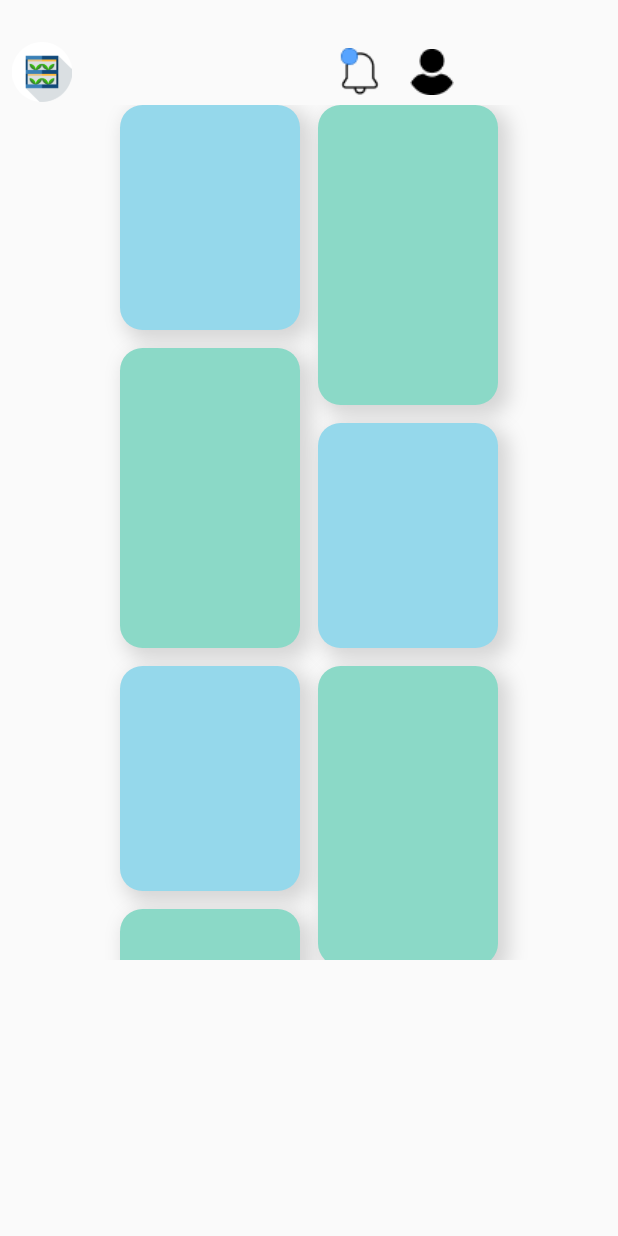
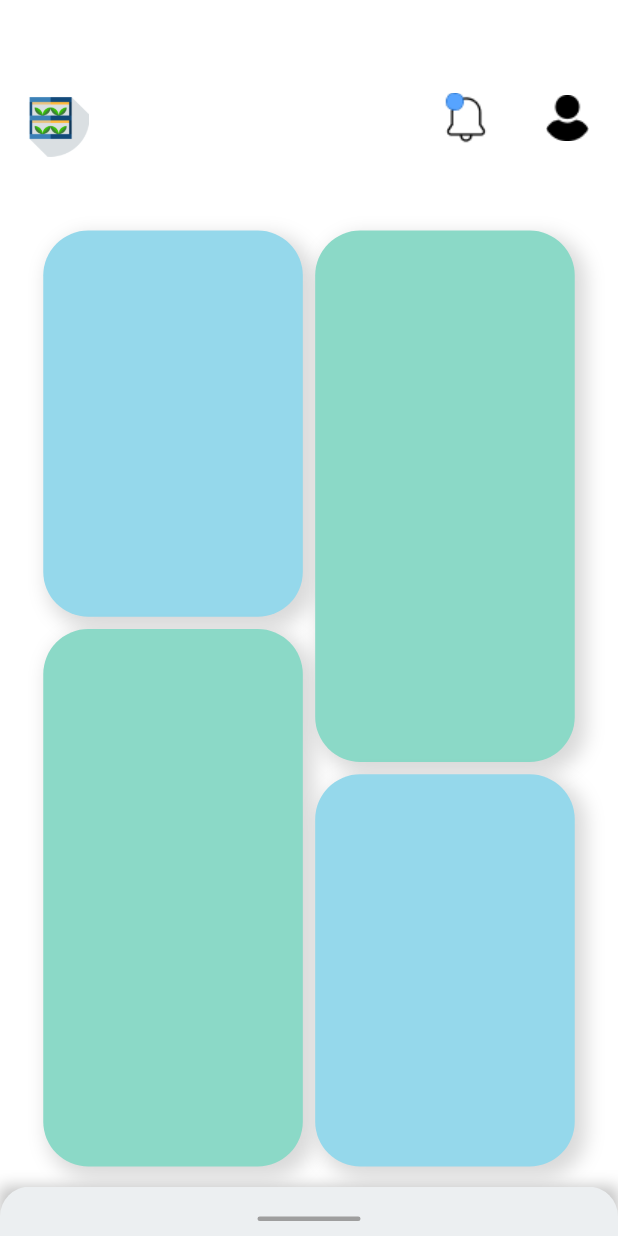
Before and after one commit to shadmanee/hydroferma2, a Flutter app: the DashBoard screen opened directly, on a phone screen of 412 x 824 dp. Run offline on Flutter 3.47's test engine with Material 2 defaults, Android fonts, the phone set to English and light mode, and no system bars; drawn by our look-alikes of sliding_up_panel; our stand-ins replace flutter_animation_progress_bar, flutter_spinkit.

Commit message:
Dashboard w Sliding Up Panel
9.12.2022, 10.14 am

```diff
--- a/lib/main.dart
+++ b/lib/main.dart
@@ -1,4 +1,5 @@
 import 'dart:async';
+import 'package:hydroferma2/pages/checkslidingpanel.dart';
 import 'package:hydroferma2/pages/dashboard.dart';
 import 'package:hydroferma2/pages/login.dart';
 import 'package:hydroferma2/pages/loginsignup.dart';
@@ -15,7 +16,7 @@ import 'package:flutter_animation_progress_bar/flutter_animation_progress_bar.da
 
 // import 'package:google_fonts/google_fonts.dart';
 void main() {
-  runApp(MaterialApp(title: 'Hydrofermah', home: Land()));
+  runApp(MaterialApp(title: 'Hydrofermah', home: DashBoard()));
 }
 
 class Land extends StatefulWidget {
--- a/lib/pages/dashboard.dart
+++ b/lib/pages/dashboard.dart
@@ -8,6 +8,9 @@ import 'package:hydroferma2/pages/notification.dart';
 import 'package:hydroferma2/pages/power.dart';
 import 'package:hydroferma2/pages/settings.dart';
 import 'package:hydroferma2/pages/water&nutrient.dart';
+import 'package:sliding_up_panel/sliding_up_panel.dart';
+
+var h, w, s;
 
 class DashBoard extends StatefulWidget {
   const DashBoard({Key? key}) : super(key: key);
@@ -20,11 +23,12 @@ class _DashBoardState extends State<DashBoard> {
   GlobalKey<ScaffoldState> _scaffoldKey = GlobalKey<ScaffoldState>();
   @override
   Widget build(BuildContext context) {
-    var h = MediaQuery.of(context).size.height;
-    var w = MediaQuery.of(context).size.width;
-    var s = MediaQuery.of(context).size.aspectRatio;
+    h = MediaQuery.of(context).size.height;
+    w = MediaQuery.of(context).size.width;
+    s = MediaQuery.of(context).size.aspectRatio;
     return Scaffold(
         key: _scaffoldKey,
+        backgroundColor: Colors.white,
         drawer: Container(
           width: w / 1.25,
           child: Drawer(
@@ -244,25 +248,43 @@ class _DashBoardState extends State<DashBoard> {
             )),
           ),
         ),
+        body: SlidingUpPanel(
+          color: Colors.transparent,
+          minHeight: h / 25,
+          panel: Container(
+            decoration: BoxDecoration(
+                color: Colors.blueGrey[50],
+                borderRadius: BorderRadius.only(
+                    topLeft: Radius.circular(20),
+                    topRight: Radius.circular(20))),
+            child: Column(
+              mainAxisSize: MainAxisSize.min,
+              children: [BarIndicator(), Container()],
+            ),
+          ),
           body: Container(
             padding: EdgeInsets.only(top: 20),
             child: Stack(
               children: [
+                Column(
+                  children: [
+                    SizedBox(height: h / 33),
                     Row(
                       children: <Widget>[
                         Container(
                           child: IconButton(
-                    iconSize: 40,
+                            iconSize: w / 8,
                             icon: Image.asset('images/logo-white.png'),
                             onPressed: () {
                               _scaffoldKey.currentState!.openDrawer();
                             },
                           ),
                         ),
-                SizedBox(width: 160),
+                        Expanded(child: Container()),
                         Container(
                           child: IconButton(
                             icon: Image.asset('images/noti.png'),
+                            iconSize: w / 8,
                             onPressed: () {
                               Route route = MaterialPageRoute(
                                   builder: (context) => Notifications());
@@ -273,6 +295,7 @@ class _DashBoardState extends State<DashBoard> {
                         Container(
                           child: IconButton(
                             icon: Image.asset('images/user.png'),
+                            iconSize: w / 8,
                             onPressed: () {
                               Route route = MaterialPageRoute(
                                   builder: (context) => UserAccount());
@@ -282,23 +305,11 @@ class _DashBoardState extends State<DashBoard> {
                         )
                       ],
                     ),
-            Column(children: <Widget>[
-              Container(
-                  margin: EdgeInsets.only(top: 50),
-                  height: 570,
-                  child: ListView(
-                    children: <Widget>[_dashBoardRow(), _dashBoardRow()],
-                  ))
-            ])
-          ],
-        ),
-      ),
-    );
-  }
-}
-
-Widget _dashBoardRow() {
-  return Column(
+                    Center(
+                        child: Container(
+                            child: Container(
+                      margin: EdgeInsets.only(top: w * 0.1),
+                      child: Column(
                         children: <Widget>[
                           Row(
                             children: <Widget>[
@@ -307,7 +318,7 @@ Widget _dashBoardRow() {
                                 children: <Widget>[
                                   Container(
                                     decoration: BoxDecoration(
-                    borderRadius: BorderRadius.circular(15),
+                                        borderRadius: BorderRadius.circular(30),
                                         color: Color(0xff95D8EB),
                                         boxShadow: [
                                           BoxShadow(
@@ -320,16 +331,15 @@ Widget _dashBoardRow() {
                                             spreadRadius: 2.0,
                                           ), //BoxShadow
                                         ]),
-                margin: EdgeInsets.only(right: 6, bottom: 12),
-                height: 150,
-                width: 120,
+                                    margin: EdgeInsets.only(
+                                        right: w * 0.01, bottom: w * 0.02),
+                                    height: h / 3.2,
+                                    width: w * 0.42,
                                   ),
+                                  // 0xff8BD9C7
                                   Container(
-                  margin: EdgeInsets.only(right: 6, bottom: 12),
-                  height: 200,
-                  width: 120,
                                     decoration: BoxDecoration(
-                      borderRadius: BorderRadius.circular(15),
+                                        borderRadius: BorderRadius.circular(30),
                                         color: Color(0xff8BD9C7),
                                         boxShadow: [
                                           BoxShadow(
@@ -341,17 +351,19 @@ Widget _dashBoardRow() {
                                             blurRadius: 10.0,
                                             spreadRadius: 2.0,
                                           ), //BoxShadow
-                      ]))
+                                        ]),
+                                    margin: EdgeInsets.only(
+                                        right: w * 0.01, bottom: w * 0.02),
+                                    height: h / 2.3,
+                                    width: w * 0.42,
+                                  )
                                 ],
                               ),
                               Column(
                                 children: <Widget>[
                                   Container(
-                  margin: EdgeInsets.only(left: 6, bottom: 12),
-                  height: 200,
-                  width: 120,
                                     decoration: BoxDecoration(
-                      borderRadius: BorderRadius.circular(15),
+                                        borderRadius: BorderRadius.circular(30),
                                         color: Color(0xff8BD9C7),
                                         boxShadow: [
                                           BoxShadow(
@@ -363,13 +375,16 @@ Widget _dashBoardRow() {
                                             blurRadius: 10.0,
                                             spreadRadius: 2.0,
                                           ), //BoxShadow
-                      ])),
+                                        ]),
+                                    margin: EdgeInsets.only(
+                                        left: w * 0.01, bottom: w * 0.02),
+                                    height: (h / 2.3) - 4,
+                                    width: w * 0.42,
+                                  ),
+                                  // 0xff8BD9C7
                                   Container(
-                  margin: EdgeInsets.only(left: 6, bottom: 12),
-                  height: 150,
-                  width: 120,
                                     decoration: BoxDecoration(
-                      borderRadius: BorderRadius.circular(15),
+                                        borderRadius: BorderRadius.circular(30),
                                         color: Color(0xff95D8EB),
                                         boxShadow: [
                                           BoxShadow(
@@ -381,7 +396,12 @@ Widget _dashBoardRow() {
                                             blurRadius: 10.0,
                                             spreadRadius: 2.0,
                                           ), //BoxShadow
-                      ]))
+                                        ]),
+                                    margin: EdgeInsets.only(
+                                        left: w * 0.01, bottom: w * 0.02),
+                                    height: (h / 3.2) + 4,
+                                    width: w * 0.42,
+                                  )
                                 ],
                               ),
                               Container(),
@@ -389,5 +409,40 @@ Widget _dashBoardRow() {
                             ],
                           )
                         ],
+                      ),
+                    )))
+                  ],
+                )
+              ],
+            ),
+          ),
+        ));
+  }
+}
+
+class BarIndicator extends StatefulWidget {
+  const BarIndicator({Key? key}) : super(key: key);
+
+  @override
+  State<BarIndicator> createState() => _BarIndicatorState();
+}
+
+class _BarIndicatorState extends State<BarIndicator> {
+  @override
+  Widget build(BuildContext context) {
+    return Padding(
+      padding: EdgeInsets.all(20),
+      child: Column(
+        children: [
+          Container(
+            width: w / 6,
+            height: 3,
+            decoration: BoxDecoration(
+                color: Colors.grey,
+                borderRadius: BorderRadius.all(Radius.circular(15))),
+          )
+        ],
+      ),
     );
   }
+}
--- a/pubspec.yaml
+++ b/pubspec.yaml
@@ -36,6 +36,7 @@ dependencies:
   cupertino_icons: ^1.0.2
   flutter_spinkit: ^5.1.0
   flutter_animation_progress_bar: ^2.3.1
+  sliding_up_panel: ^2.0.0+1
 
 dev_dependencies:
   flutter_test:
```
Also changed, not shown: lib/pages/checkslidingpanel.dart (added, +72 -0 lines), pubspec.lock. Lines whose indentation alone changed are shown as unchanged.
